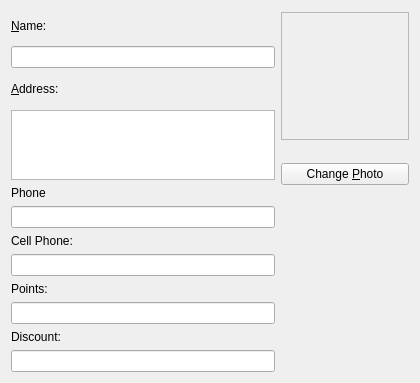
First picture: the form in squeeze/src/ui/editclient_widget.ui, repository miguelchavez/lemonpos, before the edit.
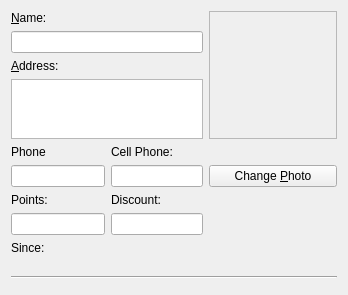
Second picture: the form after the edit. Custom widgets are drawn as their Qt base class.

```diff
--- a/squeeze/src/ui/editclient_widget.ui
+++ b/squeeze/src/ui/editclient_widget.ui
@@ -6,14 +6,14 @@
    <rect>
     <x>0</x>
     <y>0</y>
-    <width>420</width>
-    <height>379</height>
+    <width>348</width>
+    <height>295</height>
    </rect>
   </property>
   <property name="windowTitle">
    <string>Form</string>
   </property>
-  <layout class="QGridLayout">
+  <layout class="QGridLayout" name="gridLayout">
    <item row="0" column="0">
     <widget class="QLabel" name="label_14">
      <property name="text">
@@ -24,7 +24,7 @@
      </property>
     </widget>
    </item>
-   <item row="0" column="1" rowspan="4">
+   <item row="0" column="2" rowspan="4">
     <widget class="QLabel" name="labelClientPhoto">
      <property name="sizePolicy">
       <sizepolicy hsizetype="Maximum" vsizetype="Maximum">
@@ -52,8 +52,8 @@
      </property>
     </widget>
    </item>
-   <item row="1" column="0">
-    <widget class="QLineEdit" name="editClientName"/>
+   <item row="1" column="0" colspan="2">
+    <widget class="MibitLineEdit" name="editClientName"/>
    </item>
    <item row="2" column="0">
     <widget class="QLabel" name="label_16">
@@ -65,12 +65,12 @@
      </property>
     </widget>
    </item>
-   <item row="3" column="0" rowspan="2">
+   <item row="3" column="0" colspan="2">
     <widget class="QTextEdit" name="editClientAddress">
      <property name="maximumSize">
       <size>
        <width>16777215</width>
-       <height>100</height>
+       <height>60</height>
       </size>
      </property>
      <property name="tabChangesFocus">
@@ -81,14 +81,7 @@
      </property>
     </widget>
    </item>
-   <item row="4" column="1" rowspan="2">
-    <widget class="QPushButton" name="btnChangeClientPhoto">
-     <property name="text">
-      <string>Change &amp;Photo</string>
-     </property>
-    </widget>
-   </item>
-   <item row="5" column="0">
+   <item row="4" column="0">
     <widget class="QLabel" name="label_17">
      <property name="text">
       <string>Phone</string>
@@ -98,10 +91,7 @@
      </property>
     </widget>
    </item>
-   <item row="6" column="0">
-    <widget class="QLineEdit" name="editClientPhone"/>
-   </item>
-   <item row="7" column="0">
+   <item row="4" column="1">
     <widget class="QLabel" name="label_18">
      <property name="text">
       <string>Cell Phone:</string>
@@ -111,44 +101,135 @@
      </property>
     </widget>
    </item>
-   <item row="7" column="1" rowspan="6">
-    <spacer>
-     <property name="orientation">
-      <enum>Qt::Vertical</enum>
+   <item row="5" column="0">
+    <widget class="MibitLineEdit" name="editClientPhone">
+     <property name="minimumSize">
+      <size>
+       <width>94</width>
+       <height>0</height>
+      </size>
      </property>
-     <property name="sizeHint" stdset="0">
+     <property name="maximumSize">
       <size>
-       <width>20</width>
-       <height>161</height>
+       <width>100</width>
+       <height>16777215</height>
       </size>
      </property>
-    </spacer>
+    </widget>
    </item>
-   <item row="8" column="0">
-    <widget class="QLineEdit" name="editClientCell"/>
+   <item row="5" column="1">
+    <widget class="MibitLineEdit" name="editClientCell">
+     <property name="maximumSize">
+      <size>
+       <width>100</width>
+       <height>16777215</height>
+      </size>
+     </property>
+    </widget>
    </item>
-   <item row="9" column="0">
+   <item row="5" column="2">
+    <widget class="QPushButton" name="btnChangeClientPhoto">
+     <property name="text">
+      <string>Change &amp;Photo</string>
+     </property>
+    </widget>
+   </item>
+   <item row="6" column="0">
     <widget class="QLabel" name="label">
      <property name="text">
       <string>Points:</string>
      </property>
     </widget>
    </item>
-   <item row="10" column="0">
-    <widget class="QLineEdit" name="editClientPoints"/>
-   </item>
-   <item row="11" column="0">
+   <item row="6" column="1">
     <widget class="QLabel" name="label_2">
      <property name="text">
       <string>Discount:</string>
      </property>
     </widget>
    </item>
-   <item row="12" column="0">
-    <widget class="QLineEdit" name="editClientDiscount"/>
+   <item row="7" column="0">
+    <widget class="MibitLineEdit" name="editClientPoints">
+     <property name="minimumSize">
+      <size>
+       <width>94</width>
+       <height>0</height>
+      </size>
+     </property>
+     <property name="maximumSize">
+      <size>
+       <width>100</width>
+       <height>16777215</height>
+      </size>
+     </property>
+    </widget>
+   </item>
+   <item row="7" column="1">
+    <widget class="MibitLineEdit" name="editClientDiscount">
+     <property name="maximumSize">
+      <size>
+       <width>100</width>
+       <height>16777215</height>
+      </size>
+     </property>
+    </widget>
+   </item>
+   <item row="8" column="0">
+    <widget class="QLabel" name="label_3">
+     <property name="text">
+      <string>Since:</string>
+     </property>
+    </widget>
+   </item>
+   <item row="9" column="0" colspan="2">
+    <widget class="KDateWidget" name="sinceDatePicker"/>
+   </item>
+   <item row="10" column="0" colspan="3">
+    <widget class="Line" name="line">
+     <property name="orientation">
+      <enum>Qt::Horizontal</enum>
+     </property>
+    </widget>
+   </item>
+   <item row="11" column="0">
+    <spacer name="verticalSpacer">
+     <property name="orientation">
+      <enum>Qt::Vertical</enum>
+     </property>
+     <property name="sizeType">
+      <enum>QSizePolicy::Minimum</enum>
+     </property>
+     <property name="sizeHint" stdset="0">
+      <size>
+       <width>20</width>
+       <height>5</height>
+      </size>
+     </property>
+    </spacer>
    </item>
   </layout>
  </widget>
+ <customwidgets>
+  <customwidget>
+   <class>KDateWidget</class>
+   <extends>QWidget</extends>
+   <header>kdatewidget.h</header>
+  </customwidget>
+  <customwidget>
+   <class>MibitLineEdit</class>
+   <extends>QLineEdit</extends>
+   <header>../../../mibitWidgets/mibitlineedit.h</header>
+  </customwidget>
+ </customwidgets>
+ <tabstops>
+  <tabstop>editClientName</tabstop>
+  <tabstop>editClientAddress</tabstop>
+  <tabstop>editClientPhone</tabstop>
+  <tabstop>editClientCell</tabstop>
+  <tabstop>editClientPoints</tabstop>
+  <tabstop>editClientDiscount</tabstop>
+  <tabstop>btnChangeClientPhoto</tabstop>
+ </tabstops>
  <resources/>
  <connections/>
 </ui>
```
